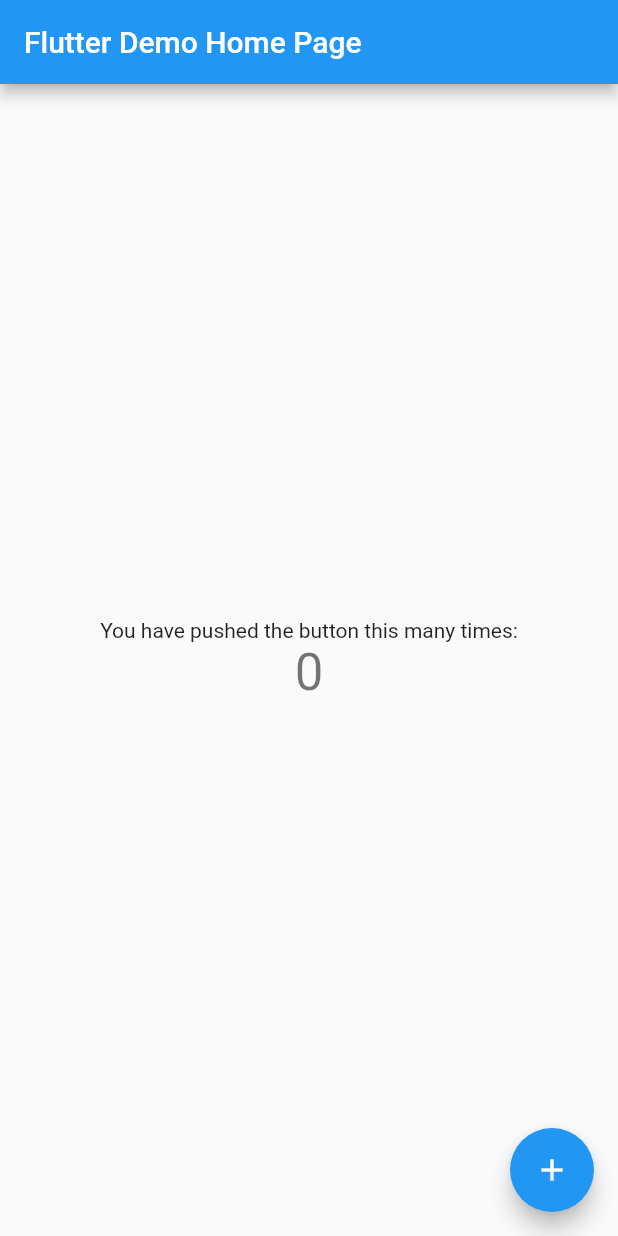
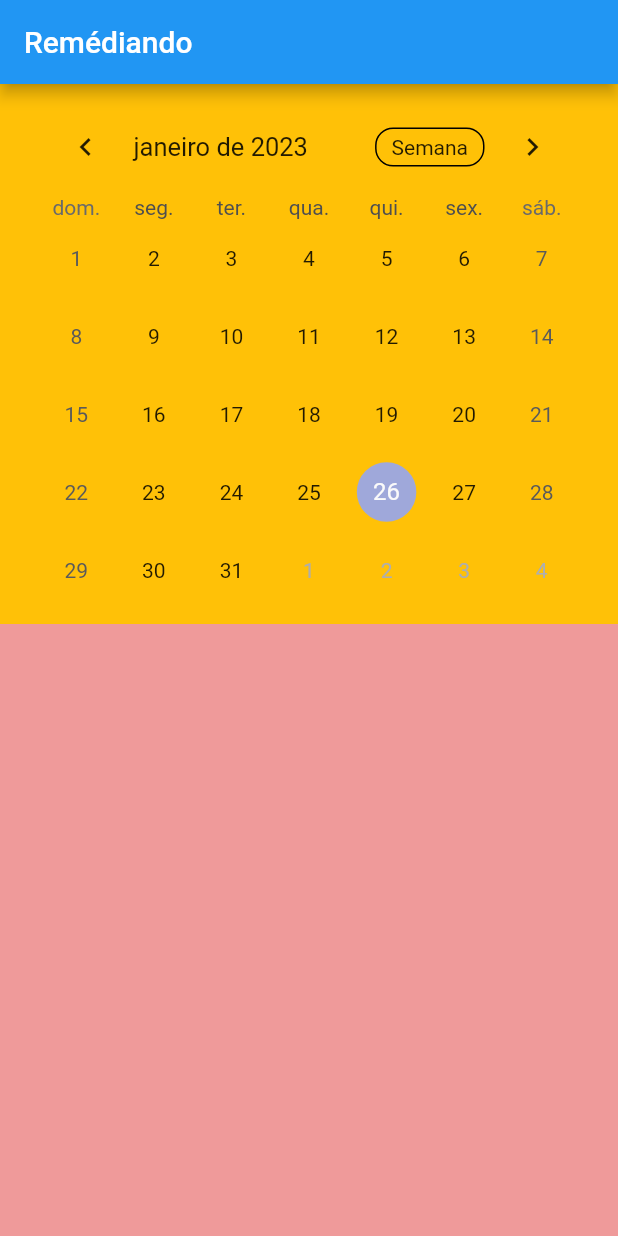
Before and after one commit to Patrickalvares/app_medicine_scheduler, a Flutter app: the screen it shows after launch, on a phone screen of 412 x 824 dp. Run offline on Flutter 3.47's test engine with Material 2 defaults, Android fonts, the phone set to English and light mode, and no system bars; drawn by our look-alikes of table_calendar.

Commit message:
Create basic app layout

```diff
--- a/lib/main.dart
+++ b/lib/main.dart
@@ -1,115 +1,23 @@
+import 'package:app_medicine_scheduler/pages/home_page.dart';
 import 'package:flutter/material.dart';
+import 'package:intl/date_symbol_data_local.dart';
 
 void main() {
-  runApp(const MyApp());
+  initializeDateFormatting('pt_BR').then((_) => runApp(MyApp()));
 }
 
 class MyApp extends StatelessWidget {
   const MyApp({super.key});
 
-  // This widget is the root of your application.
   @override
   Widget build(BuildContext context) {
     return MaterialApp(
+      debugShowCheckedModeBanner: false,
       title: 'Flutter Demo',
       theme: ThemeData(
-        // This is the theme of your application.
-        //
-        // Try running your application with "flutter run". You'll see the
-        // application has a blue toolbar. Then, without quitting the app, try
-        // changing the primarySwatch below to Colors.green and then invoke
-        // "hot reload" (press "r" in the console where you ran "flutter run",
-        // or simply save your changes to "hot reload" in a Flutter IDE).
-        // Notice that the counter didn't reset back to zero; the application
-        // is not restarted.
         primarySwatch: Colors.blue,
       ),
-      home: const MyHomePage(title: 'Flutter Demo Home Page'),
+      home: const HomePage(),
     );
   }
 }
-
-class MyHomePage extends StatefulWidget {
-  const MyHomePage({super.key, required this.title});
-
-  // This widget is the home page of your application. It is stateful, meaning
-  // that it has a State object (defined below) that contains fields that affect
-  // how it looks.
-
-  // This class is the configuration for the state. It holds the values (in this
-  // case the title) provided by the parent (in this case the App widget) and
-  // used by the build method of the State. Fields in a Widget subclass are
-  // always marked "final".
-
-  final String title;
-
-  @override
-  State<MyHomePage> createState() => _MyHomePageState();
-}
-
-class _MyHomePageState extends State<MyHomePage> {
-  int _counter = 0;
-
-  void _incrementCounter() {
-    setState(() {
-      // This call to setState tells the Flutter framework that something has
-      // changed in this State, which causes it to rerun the build method below
-      // so that the display can reflect the updated values. If we changed
-      // _counter without calling setState(), then the build method would not be
-      // called again, and so nothing would appear to happen.
-      _counter++;
-    });
-  }
-
-  @override
-  Widget build(BuildContext context) {
-    // This method is rerun every time setState is called, for instance as done
-    // by the _incrementCounter method above.
-    //
-    // The Flutter framework has been optimized to make rerunning build methods
-    // fast, so that you can just rebuild anything that needs updating rather
-    // than having to individually change instances of widgets.
-    return Scaffold(
-      appBar: AppBar(
-        // Here we take the value from the MyHomePage object that was created by
-        // the App.build method, and use it to set our appbar title.
-        title: Text(widget.title),
-      ),
-      body: Center(
-        // Center is a layout widget. It takes a single child and positions it
-        // in the middle of the parent.
-        child: Column(
-          // Column is also a layout widget. It takes a list of children and
-          // arranges them vertically. By default, it sizes itself to fit its
-          // children horizontally, and tries to be as tall as its parent.
-          //
-          // Invoke "debug painting" (press "p" in the console, choose the
-          // "Toggle Debug Paint" action from the Flutter Inspector in Android
-          // Studio, or the "Toggle Debug Paint" command in Visual Studio Code)
-          // to see the wireframe for each widget.
-          //
-          // Column has various properties to control how it sizes itself and
-          // how it positions its children. Here we use mainAxisAlignment to
-          // center the children vertically; the main axis here is the vertical
-          // axis because Columns are vertical (the cross axis would be
-          // horizontal).
-          mainAxisAlignment: MainAxisAlignment.center,
-          children: <Widget>[
-            const Text(
-              'You have pushed the button this many times:',
-            ),
-            Text(
-              '$_counter',
-              style: Theme.of(context).textTheme.headline4,
-            ),
-          ],
-        ),
-      ),
-      floatingActionButton: FloatingActionButton(
-        onPressed: _incrementCounter,
-        tooltip: 'Increment',
-        child: const Icon(Icons.add),
-      ), // This trailing comma makes auto-formatting nicer for build methods.
-    );
-  }
-}
--- /dev/null
+++ b/lib/pages/home_page.dart
@@ -0,0 +1,45 @@
+import 'package:flutter/material.dart';
+
+import 'package:table_calendar/table_calendar.dart';
+
+class HomePage extends StatefulWidget {
+  const HomePage({super.key});
+
+  @override
+  State<HomePage> createState() => _HomePageState();
+}
+
+class _HomePageState extends State<HomePage> {
+  CalendarFormat calendarFormat = CalendarFormat.month;
+
+  @override
+  Widget build(BuildContext context) {
+    return Scaffold(
+        backgroundColor: Colors.red.shade200,
+        appBar: AppBar(
+          title: Text('Remédiando'),
+        ),
+        body: SingleChildScrollView(
+          child: Container(
+            padding: EdgeInsets.symmetric(horizontal: 25, vertical: 10),
+            color: Colors.amber,
+            child: TableCalendar(
+              calendarFormat: calendarFormat,
+              availableCalendarFormats: const {
+                CalendarFormat.month: 'Mês',
+                CalendarFormat.week: 'Semana'
+              },
+              onFormatChanged: (format) {
+                setState(() {
+                  calendarFormat = format;
+                });
+              },
+              locale: 'pt_BR',
+              firstDay: DateTime.utc(2010, 10, 16),
+              lastDay: DateTime.utc(2030, 3, 14),
+              focusedDay: DateTime.now(),
+            ),
+          ),
+        ));
+  }
+}
--- a/pubspec.yaml
+++ b/pubspec.yaml
@@ -36,6 +36,8 @@
   # The following adds the Cupertino Icons font to your application.
   # Use with the CupertinoIcons class for iOS style icons.
   cupertino_icons: ^1.0.2
+  table_calendar: ^3.0.9
+  intl: ^0.18.0
 
 dev_dependencies:
   flutter_test:
```
Also changed, not shown: pubspec.lock.
